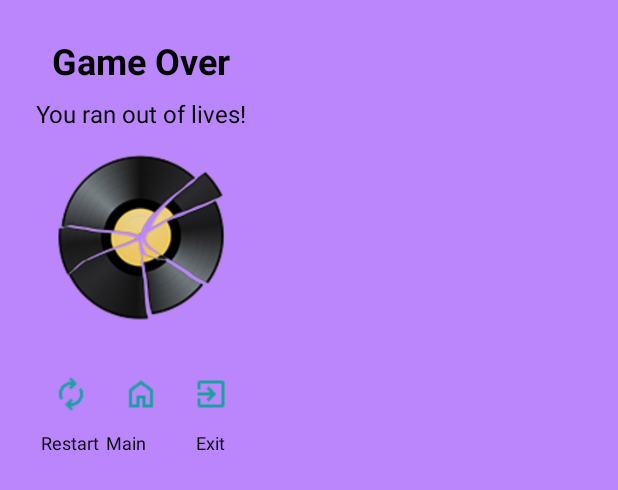
After one commit to nikolassc/Guess-the-song-Android-App, an Android app built with Jetpack Compose: the layout game_over_dialog.xml on its own in the app's theme, with its tools: preview values and no code run, on a phone screen of 412 x 824 dp. The commit adds this screen. Shown: the top 490 px of the screen. Run offline under Robolectric (Android 15) with nearby library versions, the phone set to English and light mode, and no system bars.

Commit message:
game over menu

```diff
--- a/app/src/main/java/com/example/gsong/GameActivity.java
+++ b/app/src/main/java/com/example/gsong/GameActivity.java
@@ -209,6 +209,7 @@ public class GameActivity extends  AppCompatActivity{
             feedbackText.setText("Game Over!");
             disableAllOptions();
             nextBtn.setEnabled(false);
+            showGameOverDialog();
         }
 
     }
@@ -471,6 +472,32 @@ public class GameActivity extends  AppCompatActivity{
         });
     }
 
+    private void showGameOverDialog() {
+        AlertDialog.Builder builder = new AlertDialog.Builder(this, R.style.CustomDialog);
+        View dialogView = getLayoutInflater().inflate(R.layout.game_over_dialog, null);
+        builder.setView(dialogView);
+
+        AlertDialog dialog = builder.create();
+        dialog.getWindow().setBackgroundDrawable(ContextCompat.getDrawable(this, R.drawable.dialog_background));
+        dialog.setCancelable(false);
+        dialog.show();
+
+        dialogView.findViewById(R.id.btn_restart).setOnClickListener(v -> {
+            dialog.dismiss();
+            restartGame();
+        });
+
+        dialogView.findViewById(R.id.btn_home).setOnClickListener(v -> {
+            dialog.dismiss();
+            goToMainMenu();
+        });
+
+        dialogView.findViewById(R.id.btn_exit).setOnClickListener(v -> {
+            dialog.dismiss();
+            finishAffinity();
+        });
+    }
+
 
     private void restartGame() {
         playedSongs.clear();
--- /dev/null
+++ b/app/src/main/res/layout/game_over_dialog.xml
@@ -0,0 +1,110 @@
+<?xml version="1.0" encoding="utf-8"?>
+<LinearLayout xmlns:android="http://schemas.android.com/apk/res/android"
+    android:layout_width="wrap_content"
+    android:layout_height="wrap_content"
+    android:orientation="vertical"
+    android:background="@drawable/dialog_background"
+    android:padding="24dp"
+    android:gravity="center">
+
+    <!-- Τίτλος -->
+    <TextView
+        android:layout_width="wrap_content"
+        android:layout_height="wrap_content"
+        android:text="Game Over"
+        android:textColor="@color/text"
+        android:textSize="24sp"
+        android:textStyle="bold"
+        android:layout_marginBottom="8dp" />
+
+    <!-- Υπότιτλος -->
+    <TextView
+        android:layout_width="wrap_content"
+        android:layout_height="wrap_content"
+        android:text="You ran out of lives!"
+        android:textColor="@color/text"
+        android:textSize="16sp"
+        android:layout_marginBottom="16dp" />
+
+    <!-- Εικονίδιο -->
+    <ImageView
+        android:layout_width="112dp"
+        android:layout_height="112dp"
+        android:src="@drawable/broken_record"
+        android:layout_marginBottom="24dp" />
+
+    <!-- Κουμπιά -->
+    <LinearLayout
+        android:layout_width="match_parent"
+        android:layout_height="wrap_content"
+        android:orientation="horizontal"
+        android:gravity="center"
+        android:weightSum="3">
+
+        <LinearLayout
+            android:layout_width="0dp"
+            android:layout_height="wrap_content"
+            android:layout_weight="1"
+            android:orientation="vertical"
+            android:gravity="center">
+
+            <ImageButton
+                android:id="@+id/btn_restart"
+                android:layout_width="48dp"
+                android:layout_height="48dp"
+                android:background="?attr/selectableItemBackgroundBorderless"
+                android:src="@drawable/restart" />
+
+            <TextView
+                android:layout_width="wrap_content"
+                android:layout_height="wrap_content"
+                android:text="Restart"
+                android:textColor="@color/text"
+                android:textSize="12sp" />
+        </LinearLayout>
+
+        <LinearLayout
+            android:layout_width="0dp"
+            android:layout_height="wrap_content"
+            android:layout_weight="1"
+            android:orientation="vertical"
+            android:gravity="center">
+
+            <ImageButton
+                android:id="@+id/btn_home"
+                android:layout_width="48dp"
+                android:layout_height="48dp"
+                android:background="?attr/selectableItemBackgroundBorderless"
+                android:src="@drawable/home" />
+
+            <TextView
+                android:layout_width="wrap_content"
+                android:layout_height="wrap_content"
+                android:text="Main Menu"
+                android:textColor="@color/text"
+                android:textSize="12sp" />
+        </LinearLayout>
+
+        <LinearLayout
+            android:layout_width="0dp"
+            android:layout_height="wrap_content"
+            android:layout_weight="1"
+            android:orientation="vertical"
+            android:gravity="center">
+
+            <ImageButton
+                android:id="@+id/btn_exit"
+                android:layout_width="48dp"
+                android:layout_height="48dp"
+                android:background="?attr/selectableItemBackgroundBorderless"
+                android:src="@drawable/exit" />
+
+            <TextView
+                android:layout_width="wrap_content"
+                android:layout_height="wrap_content"
+                android:text="Exit"
+                android:textColor="@color/text"
+                android:textSize="12sp" />
+        </LinearLayout>
+    </LinearLayout>
+</LinearLayout>
```
Also changed, not shown: app/src/main/res/drawable/broken_record.png (added).
